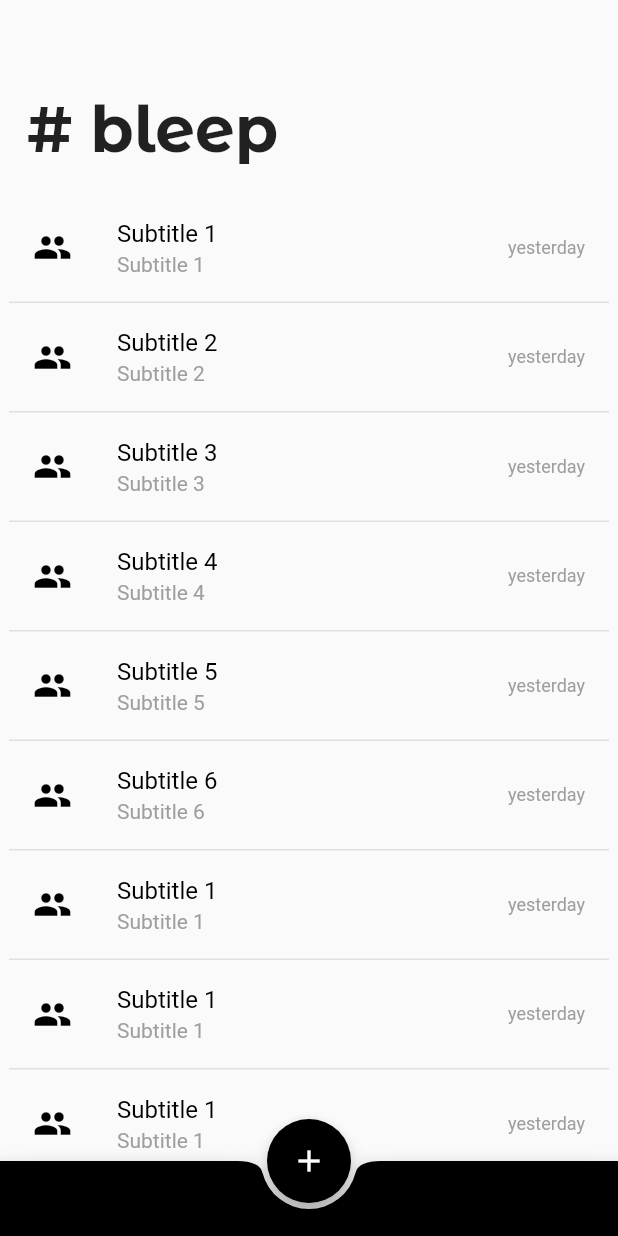
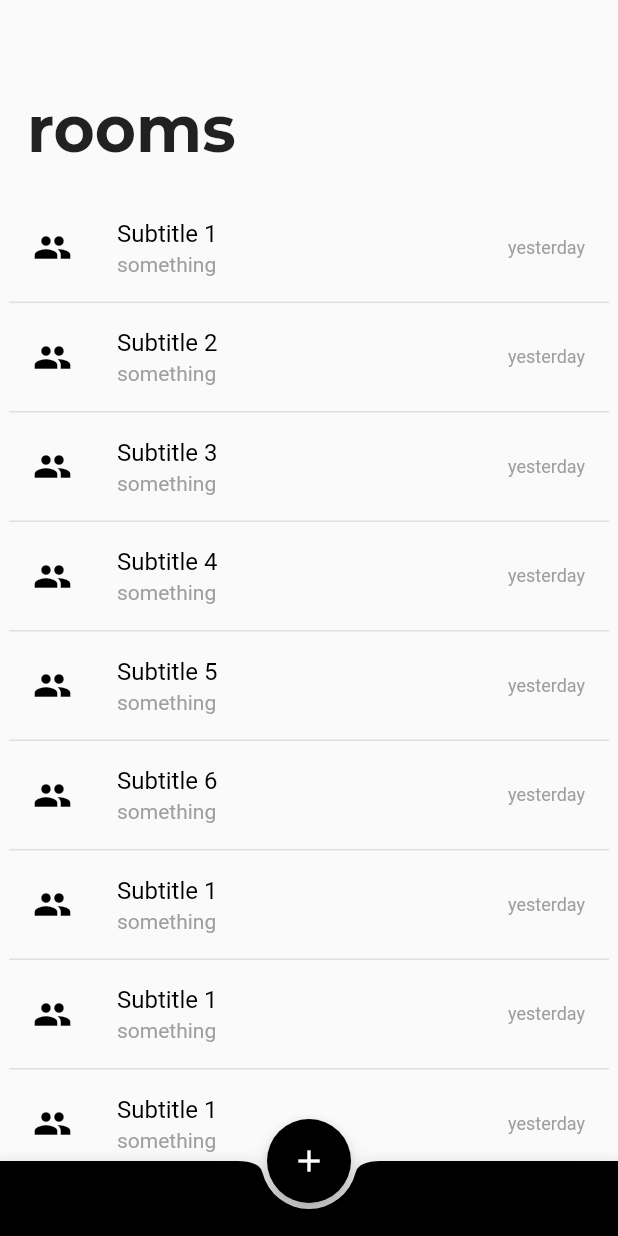
Before and after one commit to v15hv4/matrix-client, a Flutter app: the screen it shows after launch, on a phone screen of 412 x 824 dp. Run offline on Flutter 3.47's test engine with Material 2 defaults, Android fonts, the phone set to English and light mode, and no system bars; project files that could hold a hidden picture were left out.

Commit message:
Fix room items and UI fixes

```diff
--- a/lib/main.dart
+++ b/lib/main.dart
@@ -13,7 +13,6 @@ class Bleep extends StatelessWidget {
         SystemUiOverlayStyle.dark.copyWith(statusBarColor: Colors.transparent));
 
     return MaterialApp(
-        title: 'lol',
         debugShowCheckedModeBanner: false,
         theme: ThemeData(
           primarySwatch: Colors.green,
--- a/lib/views/screens/home.dart
+++ b/lib/views/screens/home.dart
@@ -37,7 +37,7 @@ class _HomeState extends State<Home> {
                       crossAxisAlignment: CrossAxisAlignment.start,
                       children: [
                         Text(
-                          "# bleep",
+                          "rooms",
                           style: TextStyle(
                               fontSize: 42,
                               fontWeight: FontWeight.w700,
--- a/lib/views/widgets/room_item.dart
+++ b/lib/views/widgets/room_item.dart
@@ -36,7 +36,7 @@ class RoomItem extends StatelessWidget {
                 fontSize: 16,
                 color: Colors.black,
               )),
-          subtitle: Text(room["title"],
+          subtitle: Text(room["last_message"]["content"],
               style: TextStyle(
                 fontSize: 14,
                 color: Colors.grey,
```
